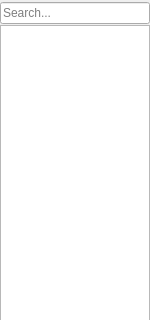
Before: the Qt Designer form src/lib/sidebar/bookmarkssidebar.ui in QupZilla/qupzilla, drawn with Qt 5; both pictures show x 0 to 150 and y 0 to 320 of the 150 by 486 pixel window.
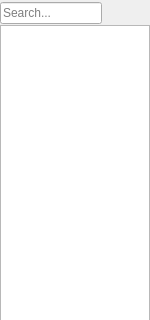
After: the same form once the commit is applied. Custom widgets are drawn as their Qt base class.

Commit message: [Sidebar] Expand/collapse buttons for bookmarks sidebar

Patch:
```diff
--- a/src/lib/sidebar/bookmarkssidebar.ui
+++ b/src/lib/sidebar/bookmarkssidebar.ui
@@ -27,13 +27,15 @@
     <number>0</number>
    </property>
    <item>
-    <widget class="QLineEdit" name="search">
-     <property name="placeholderText">
-      <string>Search...</string>
-     </property>
-    </widget>
-   </item>
-   <item>
+    <widget class="QWidget" name="widget" native="true">
+     <layout class="QGridLayout" name="gridLayout">
+      <property name="margin">
+       <number>0</number>
+      </property>
+      <property name="spacing">
+       <number>0</number>
+      </property>
+      <item row="3" column="0" colspan="3">
     <widget class="BookmarksTree" name="bookmarksTree">
      <property name="contextMenuPolicy">
       <enum>Qt::CustomContextMenu</enum>
@@ -55,6 +57,48 @@
        <string notr="true">Bookmark</string>
       </property>
      </column>
+       </widget>
+      </item>
+      <item row="0" column="0">
+       <widget class="QLineEdit" name="search">
+        <property name="placeholderText">
+         <string>Search...</string>
+        </property>
+       </widget>
+      </item>
+      <item row="0" column="2">
+       <widget class="QToolButton" name="collapseAll">
+        <property name="focusPolicy">
+         <enum>Qt::NoFocus</enum>
+        </property>
+        <property name="toolTip">
+         <string>Collapse All</string>
+        </property>
+        <property name="text">
+         <string/>
+        </property>
+        <property name="autoRaise">
+         <bool>true</bool>
+        </property>
+       </widget>
+      </item>
+      <item row="0" column="1">
+       <widget class="QToolButton" name="expandAll">
+        <property name="focusPolicy">
+         <enum>Qt::NoFocus</enum>
+        </property>
+        <property name="toolTip">
+         <string>Expand All</string>
+        </property>
+        <property name="text">
+         <string/>
+        </property>
+        <property name="autoRaise">
+         <bool>true</bool>
+        </property>
+       </widget>
+      </item>
+     </layout>
     </widget>
    </item>
   </layout>
```
Lines whose indentation alone changed are shown as unchanged. The commit also changes 4 other files.
